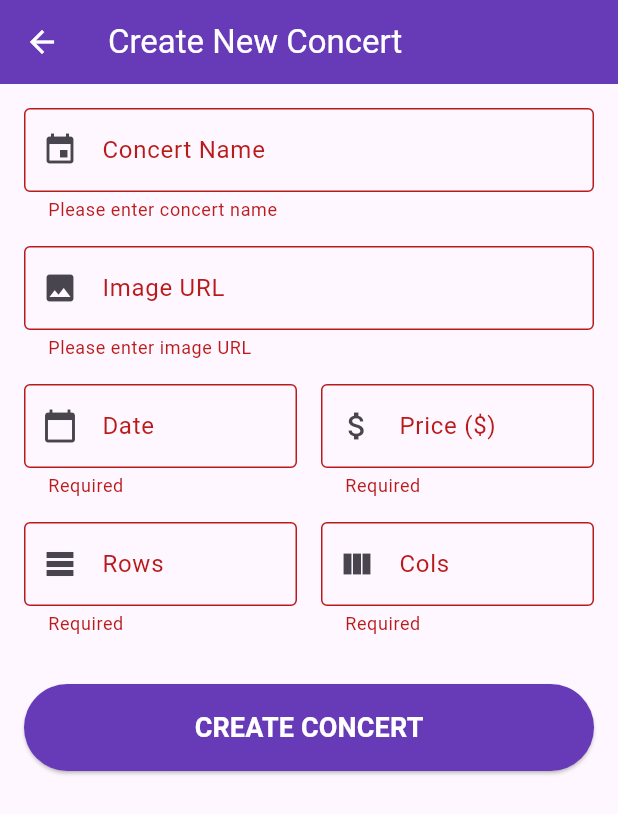
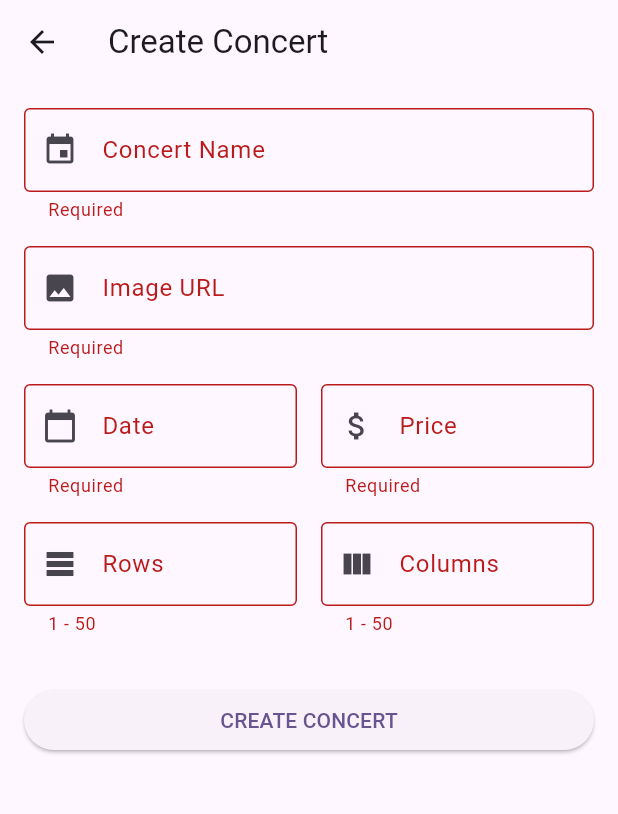
Before and after one commit to Bumchic/ProjectConcertBooker, a Flutter app: the CreateConcertScreen screen opened directly, after a tap on "CREATE CONCERT", on a phone screen of 412 x 824 dp. Shown: the top 814 px of the screen. Run offline on Flutter 3.47's test engine with Material 3 defaults, Android fonts, the phone set to English and light mode, and no system bars; our stand-ins replace sqflite; accounts and stored records are empty; network calls fail.

Commit message:
refactor create_concert_screen.dart

```diff
--- a/lib/screens/admin/create_concert_screen.dart
+++ b/lib/screens/admin/create_concert_screen.dart
@@ -12,201 +12,121 @@ class CreateConcertScreen extends StatefulWidget {
 class _CreateConcertScreenState extends State<CreateConcertScreen> {
   final _formKey = GlobalKey<FormState>();
 
-  // Các controller quản lý nhập liệu
-  final TextEditingController _nameController = TextEditingController();
-  final TextEditingController _imageLinkController = TextEditingController();
-  final TextEditingController _rowsController = TextEditingController();
-  final TextEditingController _columnsController = TextEditingController();
-
-  // MỚI THÊM: Controller cho Ngày và Giá
-  final TextEditingController _dateController = TextEditingController();
-  final TextEditingController _priceController = TextEditingController();
+  final _nameController = TextEditingController();
+  final _imageController = TextEditingController();
+  final _dateController = TextEditingController();
+  final _priceController = TextEditingController();
+  final _rowsController = TextEditingController();
+  final _colsController = TextEditingController();
 
   @override
   void dispose() {
     _nameController.dispose();
-    _imageLinkController.dispose();
-    _rowsController.dispose();
-    _columnsController.dispose();
-    // MỚI THÊM: Dispose controller mới để tránh rò rỉ bộ nhớ
+    _imageController.dispose();
     _dateController.dispose();
     _priceController.dispose();
+    _rowsController.dispose();
+    _colsController.dispose();
     super.dispose();
+  }
+
+  void _submitForm() {
+    if (!_formKey.currentState!.validate()) return;
+
+    context.read<AppState>().addConcert(
+      _nameController.text.trim(),
+      _imageController.text.trim(),
+      int.parse(_rowsController.text),
+      int.parse(_colsController.text),
+      _dateController.text.trim(),
+      double.parse(_priceController.text),
+    );
+
+    ScaffoldMessenger.of(context).showSnackBar(
+      const SnackBar(content: Text('Concert created successfully')),
+    );
+
+    Navigator.pop(context);
   }
 
   @override
   Widget build(BuildContext context) {
     return Scaffold(
-      appBar: AppBar(
-        title: const Text('Create New Concert'),
-        backgroundColor: Colors.deepPurple,
-        foregroundColor: Colors.white,
-      ),
+      appBar: AppBar(title: const Text('Create Concert')),
       body: Padding(
-        padding: const EdgeInsets.all(16.0),
+        padding: const EdgeInsets.all(16),
         child: Form(
           key: _formKey,
           child: ListView(
             children: [
-              // 1. Tên concert
-              TextFormField(
+              _textField(
                 controller: _nameController,
-                decoration: const InputDecoration(
-                  labelText: 'Concert Name',
-                  border: OutlineInputBorder(),
-                  prefixIcon: Icon(Icons.event),
-                ),
-                validator: (value) {
-                  if (value == null || value.trim().isEmpty) {
-                    return 'Please enter concert name';
-                  }
-                  return null;
-                },
+                label: 'Concert Name',
+                icon: Icons.event,
+                validator: _required,
               ),
               const SizedBox(height: 16),
 
-              // 2. Link ảnh
-              TextFormField(
-                controller: _imageLinkController,
-                decoration: const InputDecoration(
-                  labelText: 'Image URL',
-                  hintText: 'https://example.com/image.jpg',
-                  border: OutlineInputBorder(),
-                  prefixIcon: Icon(Icons.image),
-                ),
-                validator: (value) {
-                  if (value == null || value.trim().isEmpty) {
-                    return 'Please enter image URL';
-                  }
-                  return null;
-                },
+              _textField(
+                controller: _imageController,
+                label: 'Image URL',
+                icon: Icons.image,
+                validator: _required,
               ),
               const SizedBox(height: 16),
 
-              // 3. Ngày tổ chức và Giá vé (MỚI THÊM)
               Row(
                 children: [
-                  // Nhập ngày
                   Expanded(
-                    child: TextFormField(
+                    child: _textField(
                       controller: _dateController,
-                      decoration: const InputDecoration(
-                        labelText: 'Date',
-                        hintText: 'e.g. 20/12/2025',
-                        border: OutlineInputBorder(),
-                        prefixIcon: Icon(Icons.calendar_today),
-                      ),
-                      validator: (value) {
-                        if (value == null || value.isEmpty) return 'Required';
-                        return null;
-                      },
+                      label: 'Date',
+                      icon: Icons.calendar_today,
+                      validator: _required,
                     ),
                   ),
                   const SizedBox(width: 16),
-                  // Nhập giá
                   Expanded(
-                    child: TextFormField(
+                    child: _textField(
                       controller: _priceController,
+                      label: 'Price',
+                      icon: Icons.attach_money,
                       keyboardType: TextInputType.number,
-                      decoration: const InputDecoration(
-                        labelText: 'Price (\$)',
-                        border: OutlineInputBorder(),
-                        prefixIcon: Icon(Icons.attach_money),
-                      ),
-                      validator: (value) {
-                        if (value == null || value.isEmpty) return 'Required';
-                        if (double.tryParse(value) == null) return 'Invalid number';
-                        return null;
-                      },
+                      validator: _numberRequired,
                     ),
                   ),
                 ],
               ),
               const SizedBox(height: 16),
 
-              // 4. Số hàng và số cột ghế
               Row(
                 children: [
                   Expanded(
-                    child: TextFormField(
+                    child: _textField(
                       controller: _rowsController,
+                      label: 'Rows',
+                      icon: Icons.table_rows,
                       keyboardType: TextInputType.number,
-                      decoration: const InputDecoration(
-                        labelText: 'Rows',
-                        border: OutlineInputBorder(),
-                        prefixIcon: Icon(Icons.table_rows),
-                      ),
-                      validator: (value) {
-                        if (value == null || value.isEmpty) return 'Required';
-                        final n = int.tryParse(value);
-                        if (n == null || n < 1 || n > 50) return '1-50';
-                        return null;
-                      },
+                      validator: _seatValidator,
                     ),
                   ),
                   const SizedBox(width: 16),
                   Expanded(
-                    child: TextFormField(
-                      controller: _columnsController,
+                    child: _textField(
+                      controller: _colsController,
+                      label: 'Columns',
+                      icon: Icons.view_column,
                       keyboardType: TextInputType.number,
-                      decoration: const InputDecoration(
-                        labelText: 'Cols',
-                        border: OutlineInputBorder(),
-                        prefixIcon: Icon(Icons.view_column),
-                      ),
-                      validator: (value) {
-                        if (value == null || value.isEmpty) return 'Required';
-                        final n = int.tryParse(value);
-                        if (n == null || n < 1 || n > 50) return '1-50';
-                        return null;
-                      },
+                      validator: _seatValidator,
                     ),
                   ),
                 ],
               ),
               const SizedBox(height: 32),
 
-              // 5. Nút tạo concert
               ElevatedButton(
-                onPressed: () {
-                  if (_formKey.currentState!.validate()) {
-                    // Lấy dữ liệu từ các controller
-                    final String name = _nameController.text.trim();
-                    final String imageLink = _imageLinkController.text.trim();
-                    final int rows = int.parse(_rowsController.text);
-                    final int columns = int.parse(_columnsController.text);
-
-                    // Lấy dữ liệu mới (Date & Price)
-                    final String date = _dateController.text.trim();
-                    final double price = double.parse(_priceController.text);
-
-                    // Gọi hàm addConcert với đầy đủ 6 tham số
-                    context.read<AppState>().addConcert(
-                        name,
-                        imageLink,
-                        rows,
-                        columns,
-                        date,
-                        price
-                    );
-
-                    // Thông báo thành công và quay lại
-                    ScaffoldMessenger.of(context).showSnackBar(
-                      const SnackBar(content: Text('Concert created successfully!')),
-                    );
-
-                    Navigator.pop(context);
-                  }
-                },
-                style: ElevatedButton.styleFrom(
-                  padding: const EdgeInsets.symmetric(vertical: 16),
-                  backgroundColor: Colors.deepPurple,
-                  foregroundColor: Colors.white,
-                ),
-                child: const Text(
-                  'CREATE CONCERT',
-                  style: TextStyle(fontSize: 18, fontWeight: FontWeight.bold),
-                ),
+                onPressed: _submitForm,
+                child: const Text('CREATE CONCERT'),
               ),
             ],
           ),
@@ -214,4 +134,40 @@ class _CreateConcertScreenState extends State<CreateConcertScreen> {
       ),
     );
   }
+
+  Widget _textField({
+    required TextEditingController controller,
+    required String label,
+    required IconData icon,
+    String? Function(String?)? validator,
+    TextInputType keyboardType = TextInputType.text,
+  }) {
+    return TextFormField(
+      controller: controller,
+      keyboardType: keyboardType,
+      decoration: InputDecoration(
+        labelText: label,
+        prefixIcon: Icon(icon),
+        border: const OutlineInputBorder(),
+      ),
+      validator: validator,
+    );
+  }
+
+  String? _required(String? value) {
+    if (value == null || value.trim().isEmpty) return 'Required';
+    return null;
+  }
+
+  String? _numberRequired(String? value) {
+    if (value == null || value.isEmpty) return 'Required';
+    if (double.tryParse(value) == null) return 'Invalid number';
+    return null;
+  }
+
+  String? _seatValidator(String? value) {
+    final n = int.tryParse(value ?? '');
+    if (n == null || n < 1 || n > 50) return '1 - 50';
+    return null;
+  }
 }
```
